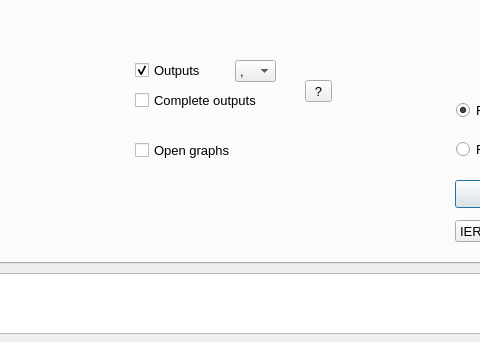
Above: gui/compute.ui from milosvalko/Agdas before the change; both pictures show x 227 to 707 and y 447 to 789 of the 997 by 789 pixel window. Below: the same form after it.
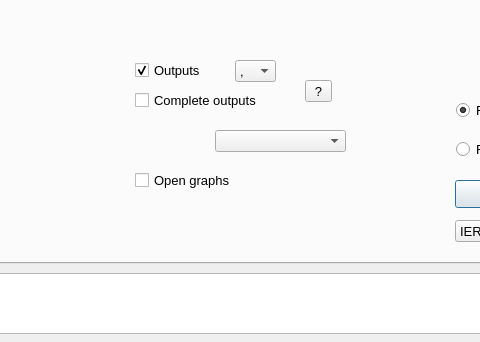
That is the form after the change.

Commit message:
added languages support for graphs
-files with descriptions are in "graphs_languages"  folder
-these descriptions are translated by DeepL translator, for accurate translation you have to edit them manually

Diff of the .ui file:
```diff
--- a/gui/compute.ui
+++ b/gui/compute.ui
@@ -682,7 +682,7 @@
      <property name="geometry">
       <rect>
        <x>340</x>
-       <y>550</y>
+       <y>580</y>
        <width>131</width>
        <height>20</height>
       </rect>
@@ -834,6 +834,24 @@
       <string>?</string>
      </property>
     </widget>
+    <widget class="QComboBox" name="output_language">
+     <property name="geometry">
+      <rect>
+       <x>420</x>
+       <y>540</y>
+       <width>131</width>
+       <height>22</height>
+      </rect>
+     </property>
+     <property name="font">
+      <font>
+       <pointsize>10</pointsize>
+      </font>
+     </property>
+     <property name="contextMenuPolicy">
+      <enum>Qt::DefaultContextMenu</enum>
+     </property>
+    </widget>
    </widget>
    <widget class="QWidget" name="tab_2">
     <attribute name="title">
```
The commit also changes 29 other files.
